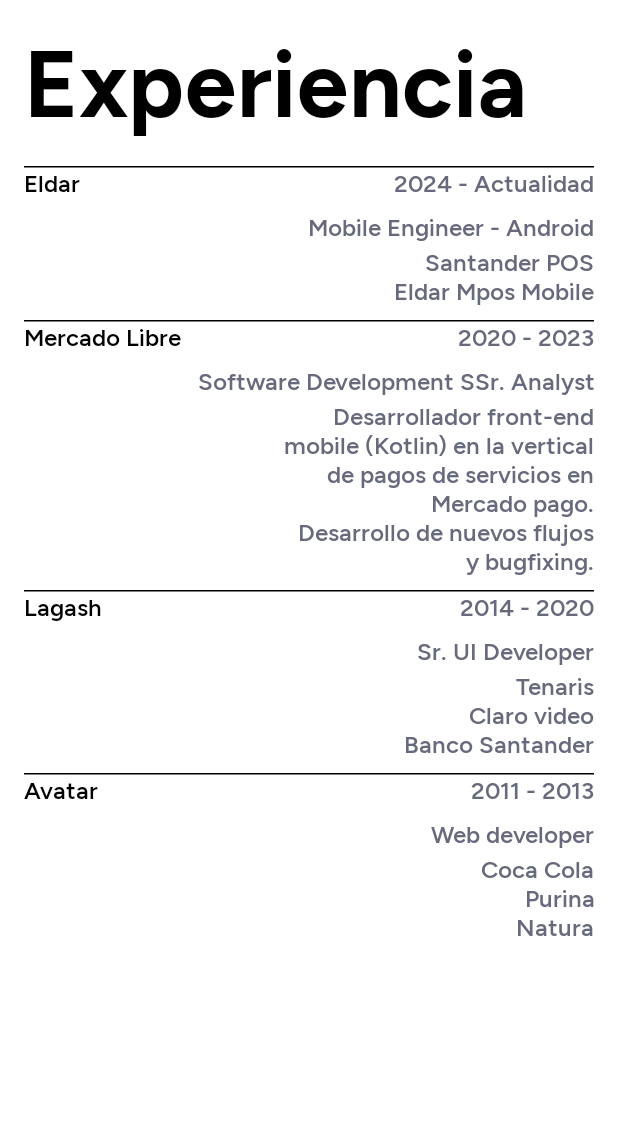
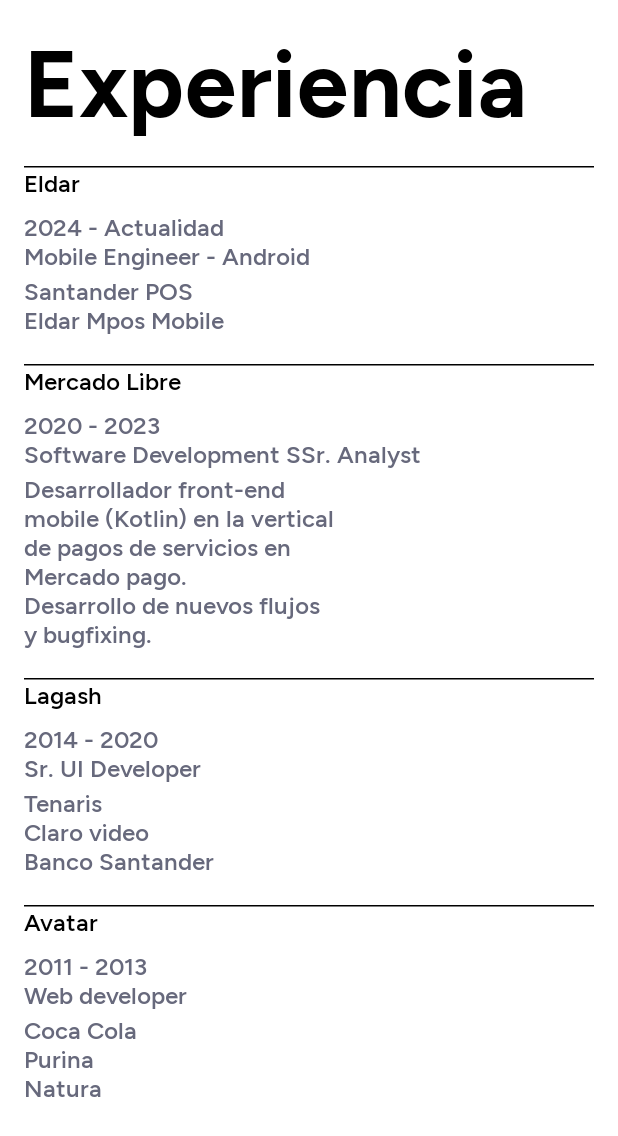
Before and after one commit to adriandeseta/AdrianDeSetaCV, an Android app built with Jetpack Compose: the @Preview function PreviewExperienceScreen, on a phone screen of 412 x 824 dp. Shown: the top 1136 px of the screen. Run offline under Robolectric (Android 15) with nearby library versions, the phone set to English and light mode, and no system bars.

Commit message:
ui refactor in exp

```diff
--- a/app/src/main/java/com/adriandeseta/cv/ui/adriandeseta/experience/ExperienceItem.kt
+++ b/app/src/main/java/com/adriandeseta/cv/ui/adriandeseta/experience/ExperienceItem.kt
@@ -36,34 +36,32 @@ fun ExperienceItem(
     ) {
         HorizontalDivider(color = Color.Black)
 
-        Row(
+        Column(
             modifier = Modifier.fillMaxWidth(),
-            horizontalArrangement = Arrangement.SpaceBetween
         ) {
             CustomText(
                 text = company,
                 fontSize = 16.sp,
                 fontWeight = FontWeight.Medium
             )
-            CustomText(
-                text = period,
-                fontSize = 16.sp,
-                fontWeight = FontWeight.Medium,
-                color = cv_text_grey
-            )
-
         }
 
         Spacer(Modifier.height(10.dp))
 
         Row(
             modifier = Modifier.fillMaxWidth(),
-            horizontalArrangement = Arrangement.End
+            horizontalArrangement = Arrangement.Start
         ) {
             Column {
                 CustomText(
+                    text = period,
+                    fontSize = 16.sp,
+                    fontWeight = FontWeight.Medium,
+                    color = cv_text_grey
+                )
+                CustomText(
                     modifier.fillMaxWidth(),
-                    textAlign = TextAlign.End,
+                    textAlign = TextAlign.Start,
                     text = role,
                     fontSize = 16.sp,
                     fontWeight = FontWeight.Medium,
@@ -74,8 +72,9 @@ fun ExperienceItem(
 
                 responsibilities.forEach { item ->
                     CustomText(
-                        modifier.fillMaxWidth().padding(start = 8.dp),
-                        textAlign = TextAlign.End,
+                        modifier
+                            .fillMaxWidth(),
+                        textAlign = TextAlign.Start,
                         text = item,
                         fontSize = 16.sp,
                         fontWeight = FontWeight.Medium,
--- a/app/src/main/java/com/adriandeseta/cv/ui/adriandeseta/experience/ExperienceScreen.kt
+++ b/app/src/main/java/com/adriandeseta/cv/ui/adriandeseta/experience/ExperienceScreen.kt
@@ -46,7 +46,7 @@ fun ExperienceScreen() {
         LazyVerticalGrid(
             columns = GridCells.Fixed(1),
             modifier = Modifier.fillMaxWidth(),
-            verticalArrangement = Arrangement.spacedBy(10.dp),
+            verticalArrangement = Arrangement.spacedBy(20.dp),
         ) {
             items(experiences) { exp ->
                 ExperienceItem(
```
